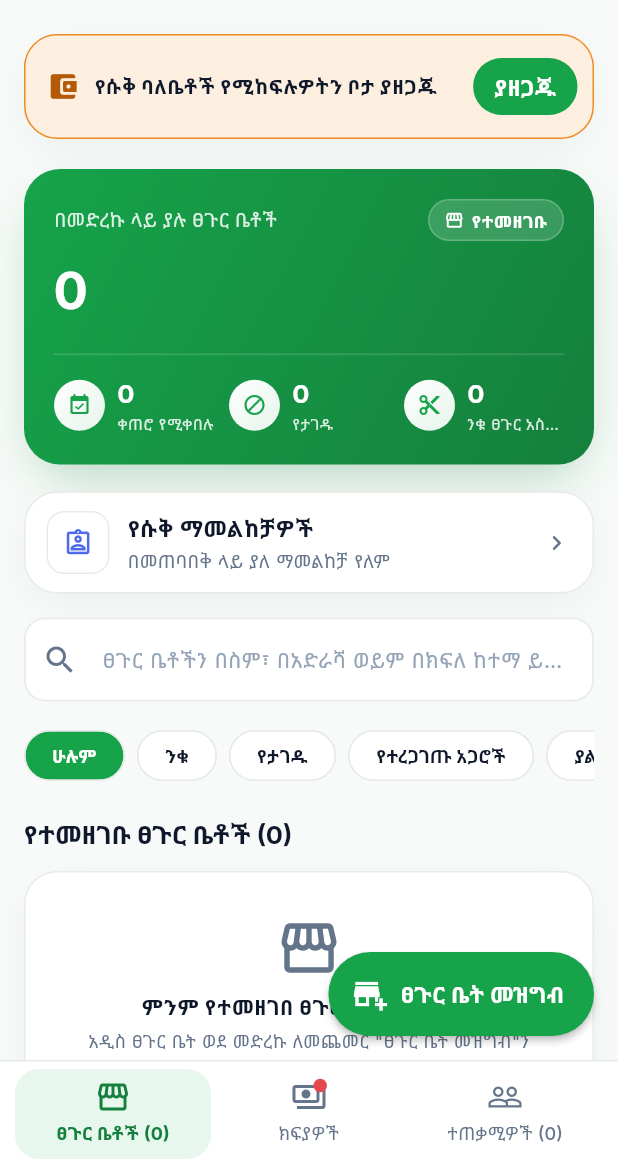
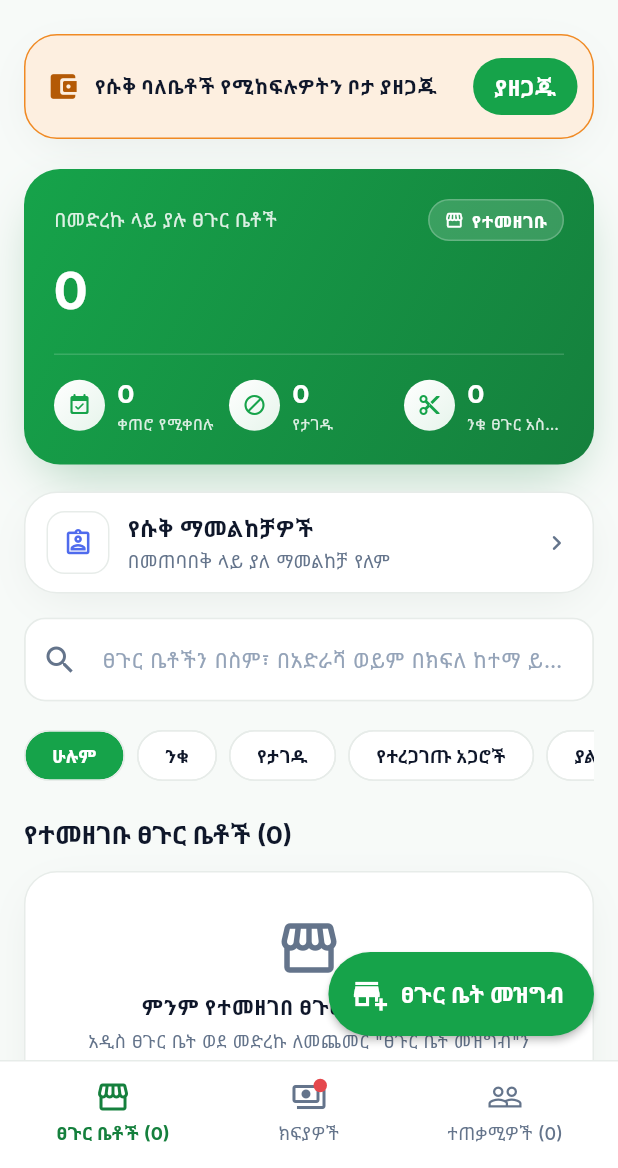
Before and after one commit to biniambeza/Barbershop-Booking-System, a Flutter app: the AdminDashboardScreen screen opened directly, on a phone screen of 412 x 824 dp, the part 68-1236 px from its top. Run offline on Flutter 3.47's test engine with Material 3 defaults, Android fonts, the phone set to English and light mode, and no system bars; our stand-ins replace cloud_firestore, cloud_functions, firebase_auth, firebase_core, firebase_crashlytics, firebase_messaging and 7 more; missing offline and left inert: firebase_app_check; accounts and stored records are empty.

Commit message:
style(admin): drop the green highlight box behind the selected bottom tab

```diff
--- a/lib/features/admin/screens/admin_dashboard_screen.dart
+++ b/lib/features/admin/screens/admin_dashboard_screen.dart
@@ -139,10 +139,8 @@ class _AdminDashboardScreenState extends State<AdminDashboardScreen> with Single
             padding: const EdgeInsets.fromLTRB(10, 6, 10, 6),
             child: TabBar(
               controller: _tabController,
-              indicator: BoxDecoration(
-                color: AppTheme.greenSoft,
-                borderRadius: BorderRadius.circular(16),
-              ),
+              // No highlight box: the selected tab is shown by its green icon + label only.
+              indicator: const BoxDecoration(),
               indicatorSize: TabBarIndicatorSize.tab,
               dividerColor: Colors.transparent,
               splashBorderRadius: BorderRadius.circular(16),
```
